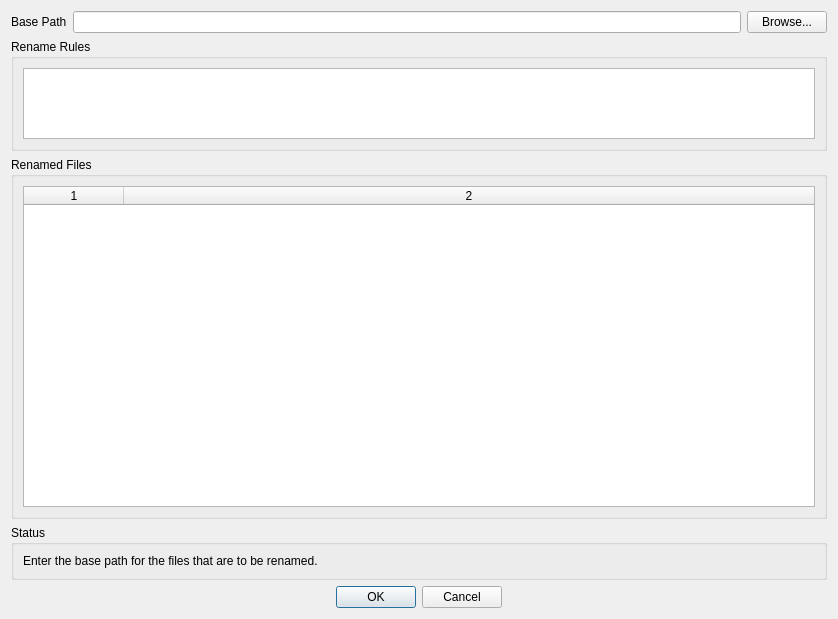
Before: the Qt Designer form src/gui/templates/MainWindow.ui in goc9000/baon, drawn with Qt 5.
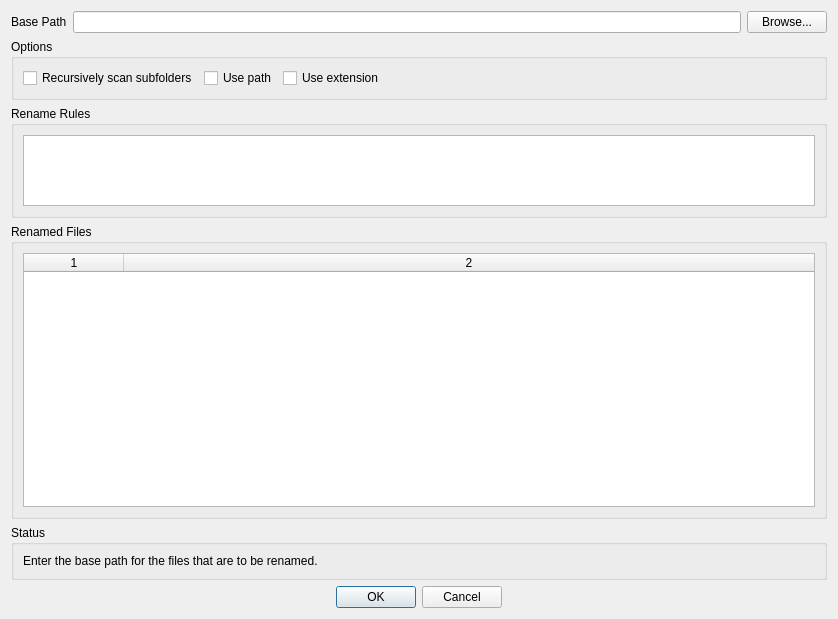
After: the same form once the commit is applied. Icons and pictures are not drawn. Custom widgets are drawn as their Qt base class.

Commit message: Added options and improved data flow for main form

Diff of the .ui file:
```diff
--- a/src/gui/templates/MainWindow.ui
+++ b/src/gui/templates/MainWindow.ui
@@ -19,7 +19,7 @@
   </property>
   <layout class="QVBoxLayout" name="verticalLayout">
    <item>
-    <layout class="QHBoxLayout" name="horizontalLayout">
+    <layout class="QHBoxLayout" name="layBasePath">
      <item>
       <widget class="QLabel" name="lblBasePath">
        <property name="text">
@@ -43,7 +43,48 @@
     </layout>
    </item>
    <item>
-    <layout class="QHBoxLayout" name="horizontalLayout_3">
+    <widget class="QGroupBox" name="gbxOptions">
+     <property name="title">
+      <string>Options</string>
+     </property>
+     <layout class="QHBoxLayout" name="horizontalLayout">
+      <item>
+       <widget class="QCheckBox" name="chkScanRecursive">
+        <property name="text">
+         <string>Recursively scan subfolders</string>
+        </property>
+       </widget>
+      </item>
+      <item>
+       <widget class="QCheckBox" name="chkUsePath">
+        <property name="text">
+         <string>Use path</string>
+        </property>
+       </widget>
+      </item>
+      <item>
+       <widget class="QCheckBox" name="chkUseExtension">
+        <property name="text">
+         <string>Use extension</string>
+        </property>
+       </widget>
+      </item>
+      <item>
+       <spacer name="horizontalSpacer">
+        <property name="orientation">
+         <enum>Qt::Horizontal</enum>
+        </property>
+        <property name="sizeHint" stdset="0">
+         <size>
+          <width>40</width>
+          <height>20</height>
+         </size>
+        </property>
+       </spacer>
+      </item>
+     </layout>
+    </widget>
+   </item>
      <item>
       <widget class="QGroupBox" name="gbxRules">
        <property name="maximumSize">
@@ -71,8 +112,6 @@
         </item>
        </layout>
       </widget>
-     </item>
-    </layout>
    </item>
    <item>
     <widget class="QGroupBox" name="gbxFiles">
```
Lines whose indentation alone changed are shown as unchanged. The commit also changes 6 other files.
